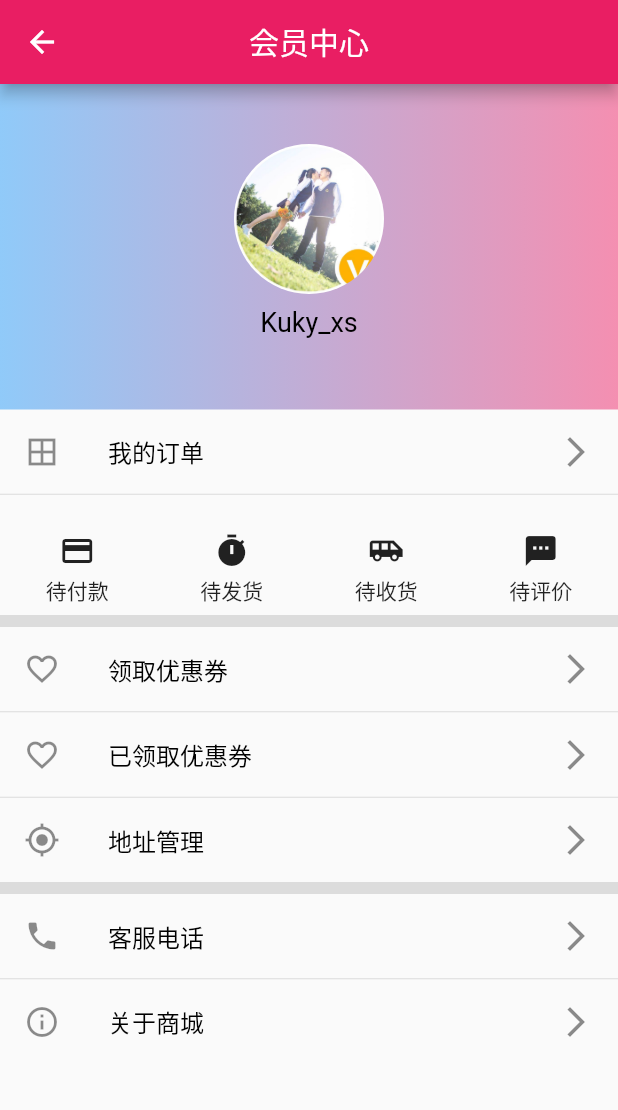
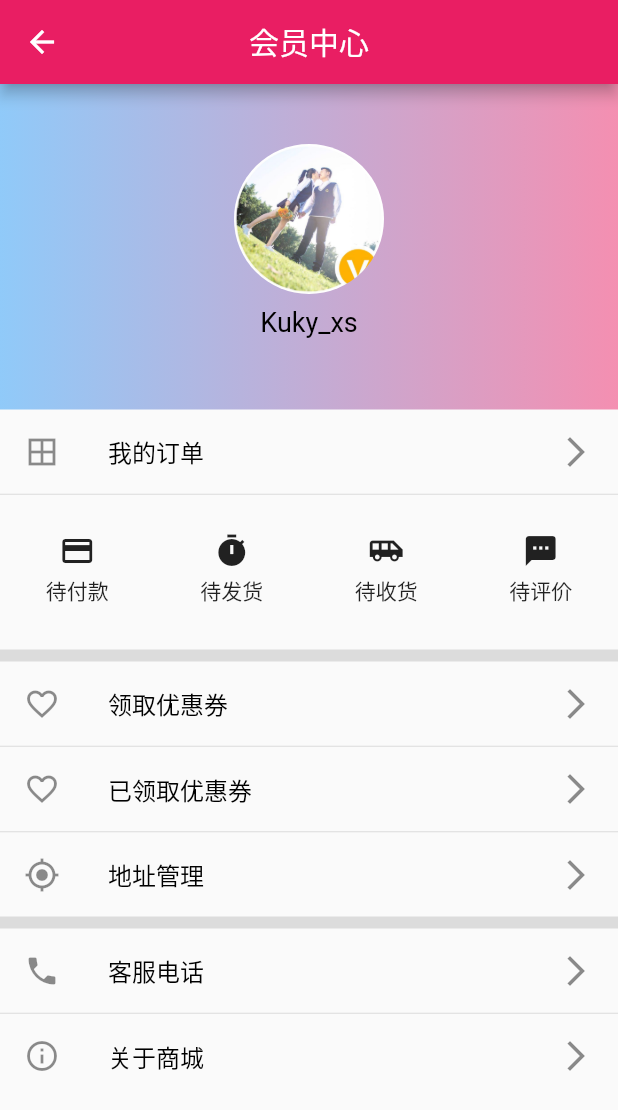
Before and after one commit to kukyxs/flutter_shop, a Flutter app: the MemPage screen opened directly, on a phone screen of 412 x 824 dp. Shown: the top 1110 px of the screen. Run offline on Flutter 3.47's test engine with Material 2 defaults, Android fonts, the phone set to English and light mode, and no system bars; our stand-ins replace dio, fluro, flutter_easyrefresh, flutter_html, flutter_screenutil, flutter_swiper and 2 more; missing offline and left inert: provide; accounts and stored records are empty.

Commit message:
会员中心界面

```diff
--- a/lib/pages/mempage/order_grid.dart
+++ b/lib/pages/mempage/order_grid.dart
@@ -7,7 +7,7 @@ class OrderGrid extends StatelessWidget {
   @override
   Widget build(BuildContext context) {
     return SizedBox(
-      height: 80.0,
+      height: MediaQuery.of(context).size.width / 4,
       child: GridView.count(
         crossAxisCount: _icons.length,
         children: List.generate(
```
